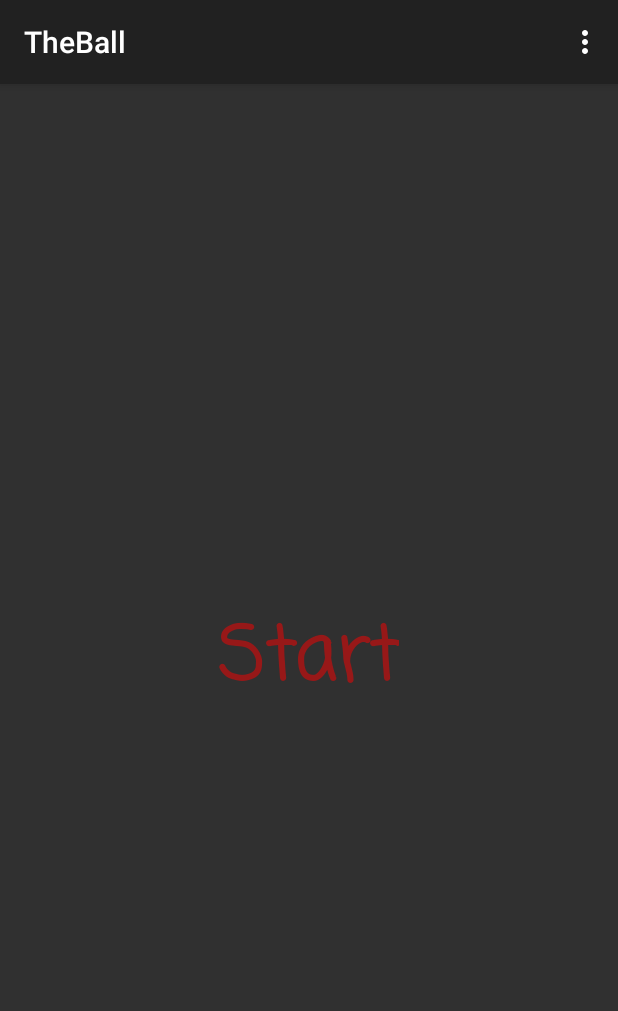
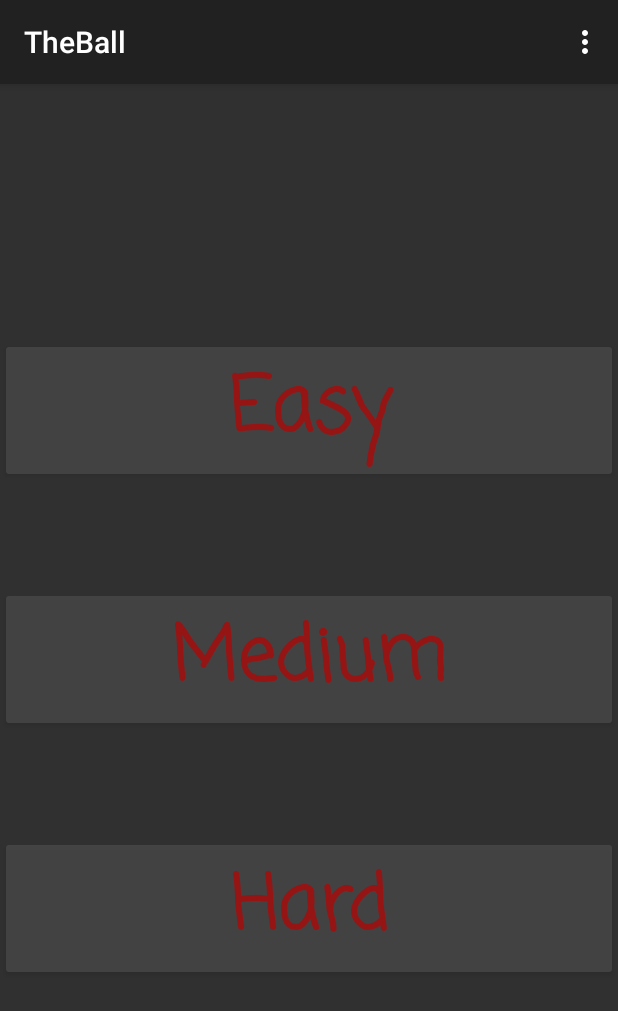
Before and after one commit to fstaine/TheBall, an Android app: the screen it shows after launch (GameActivity), on a phone screen of 412 x 824 dp. Shown: the top 1011 px of the screen. Run offline under Robolectric (Android 15) with nearby library versions, the phone set to English and light mode, and no system bars.

Commit message:
Select difficulty on startup
Do not uses the option to change difficulty

```diff
--- a/app/src/main/java/fr/fstaine/theball/GameFragment.java
+++ b/app/src/main/java/fr/fstaine/theball/GameFragment.java
@@ -7,6 +7,7 @@ import android.support.v4.app.Fragment;
 import android.view.LayoutInflater;
 import android.view.View;
 import android.view.ViewGroup;
+import android.widget.Button;
 import android.widget.TextView;
 
 import fr.fstaine.theball.controller.GameEngine;
@@ -70,7 +71,13 @@ public class GameFragment extends Fragment implements View.OnClickListener, Game
         startLayout = root.findViewById(R.id.start_layout);
         gameLayout = root.findViewById(R.id.game_layout);
 
-        startLayout.setOnClickListener(this);
+        Button btEasy = root.findViewById(R.id.bt_easy);
+        Button btMedium = root.findViewById(R.id.bt_medium);
+        Button btHard = root.findViewById(R.id.bt_hard);
+
+        btEasy.setOnClickListener(this);
+        btMedium.setOnClickListener(this);
+        btHard.setOnClickListener(this);
 
         gameEngine = new GameEngine(this, gameView);
 
@@ -81,7 +88,7 @@ public class GameFragment extends Fragment implements View.OnClickListener, Game
         getActivity().runOnUiThread(new Runnable() {
             @Override
             public void run() {
-                mTextScore.setText("" + score);
+                mTextScore.setText(Integer.toString(score));
             }
         });
     }
@@ -89,8 +96,14 @@ public class GameFragment extends Fragment implements View.OnClickListener, Game
     @Override
     public void onClick(View view) {
         switch (view.getId()) {
-            case R.id.start_layout:
-                launchGame();
+            case R.id.bt_easy:
+                launchGame(GameEngine.GameLevel.EASY);
+                break;
+            case R.id.bt_medium:
+                launchGame(GameEngine.GameLevel.MEDIUM);
+                break;
+            case R.id.bt_hard:
+                launchGame(GameEngine.GameLevel.HARD);
                 break;
         }
     }
@@ -108,11 +121,11 @@ public class GameFragment extends Fragment implements View.OnClickListener, Game
         }
     }
 
-    public void launchGame() {
+    public void launchGame(int difficulty) {
         gameEngine = new GameEngine(this, gameView);
         startLayout.setVisibility(View.INVISIBLE);
         gameLayout.setVisibility(View.VISIBLE);
-        gameEngine.start();
+        gameEngine.start(difficulty);
     }
 
     public interface OnGameFragmentInteractionListener {
--- a/app/src/main/res/layout/fragment_game.xml
+++ b/app/src/main/res/layout/fragment_game.xml
@@ -25,9 +25,7 @@
             android:layout_centerVertical="true"
             android:alpha="0.2"
             android:fontFamily="casual"
-            android:text="0"
             android:textAlignment="center"
-            android:textAllCaps="false"
             android:textAppearance="@style/GameFont.Big"
             android:textStyle="bold" />
 
@@ -38,7 +36,6 @@
             android:layout_alignParentTop="true"
             android:layout_centerHorizontal="true"
             android:alpha="0.2"
-            android:text="0"
             android:textAlignment="center"
             android:textAllCaps="false"
             android:textAppearance="@style/GameFont.Title" />
@@ -51,13 +48,36 @@
         android:layout_height="match_parent"
         android:visibility="visible">
 
-        <TextView
-            android:layout_width="wrap_content"
+        <Button
+            android:id="@+id/bt_easy"
+            android:layout_width="match_parent"
             android:layout_height="wrap_content"
+            android:layout_above="@+id/bt_medium"
             android:layout_centerHorizontal="true"
+            android:layout_marginBottom="69dp"
+            android:alpha="0.5"
+            android:text="Easy"
+            android:textAppearance="@style/GameFont.Title" />
+
+        <Button
+            android:id="@+id/bt_medium"
+            android:layout_width="match_parent"
+            android:layout_height="wrap_content"
+            android:alpha="0.5"
+            android:text="Medium"
+            android:textAppearance="@style/GameFont.Title"
             android:layout_centerVertical="true"
+            android:layout_centerHorizontal="true" />
+
+        <Button
+            android:id="@+id/bt_hard"
+            android:layout_width="match_parent"
+            android:layout_height="wrap_content"
+            android:layout_below="@+id/bt_medium"
+            android:layout_centerHorizontal="true"
+            android:layout_marginTop="69dp"
             android:alpha="0.5"
-            android:text="Start"
+            android:text="Hard"
             android:textAppearance="@style/GameFont.Title" />
 
     </RelativeLayout>
```
Also changed, not shown: app/src/main/java/fr/fstaine/theball/controller/GameEngine.java (+5 -9 lines).
